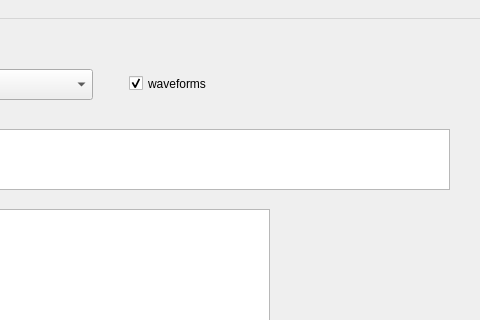
The window that daq/DAQgui/daq_interface.ui (acolijn/DT5550_DAQ) describes before a commit, drawn with Qt 5; both pictures show x 701 to 1181 and y 0 to 320 of the 1181 by 747 pixel window.
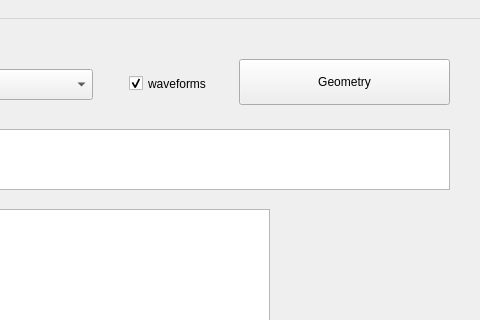
The same window after the commit.

Commit message: added geometry interface

```diff
--- a/daq/DAQgui/daq_interface.ui
+++ b/daq/DAQgui/daq_interface.ui
@@ -161,6 +161,19 @@
      <string>Source</string>
     </property>
    </widget>
+   <widget class="QPushButton" name="open_geometry_button">
+    <property name="geometry">
+     <rect>
+      <x>940</x>
+      <y>40</y>
+      <width>211</width>
+      <height>46</height>
+     </rect>
+    </property>
+    <property name="text">
+     <string>Geometry</string>
+    </property>
+   </widget>
   </widget>
   <widget class="QMenuBar" name="menubar">
    <property name="geometry">
```
Left out of the diff: 2 changed lines with no effect on the pictures. The commit also changes 7 other files.
